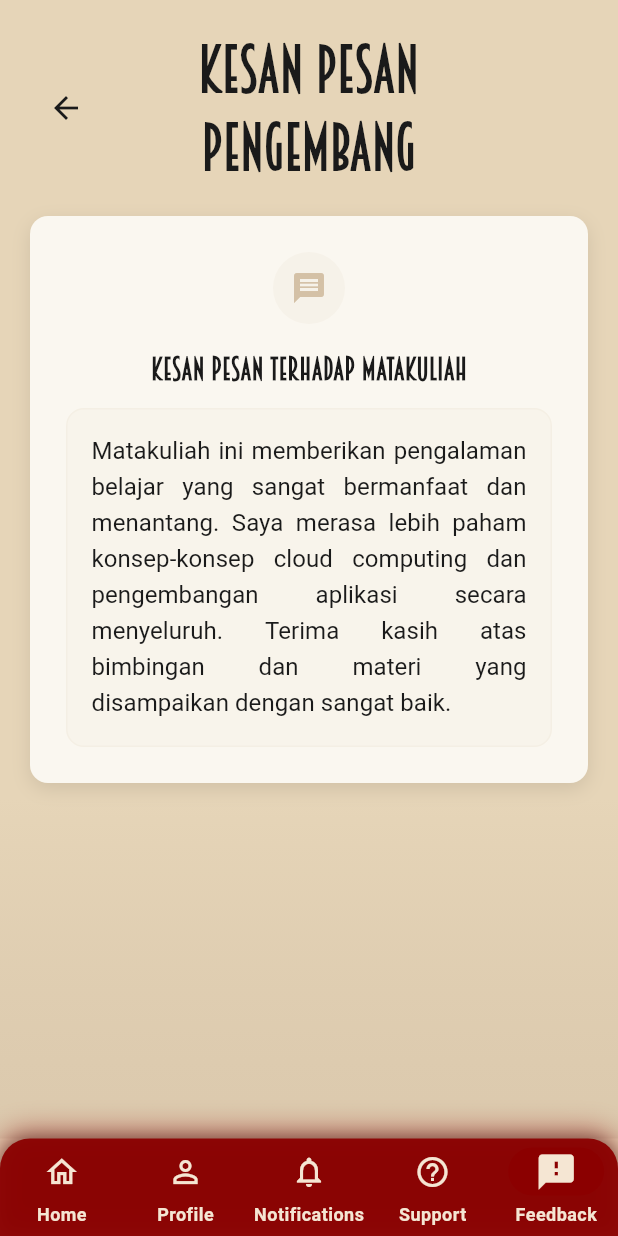
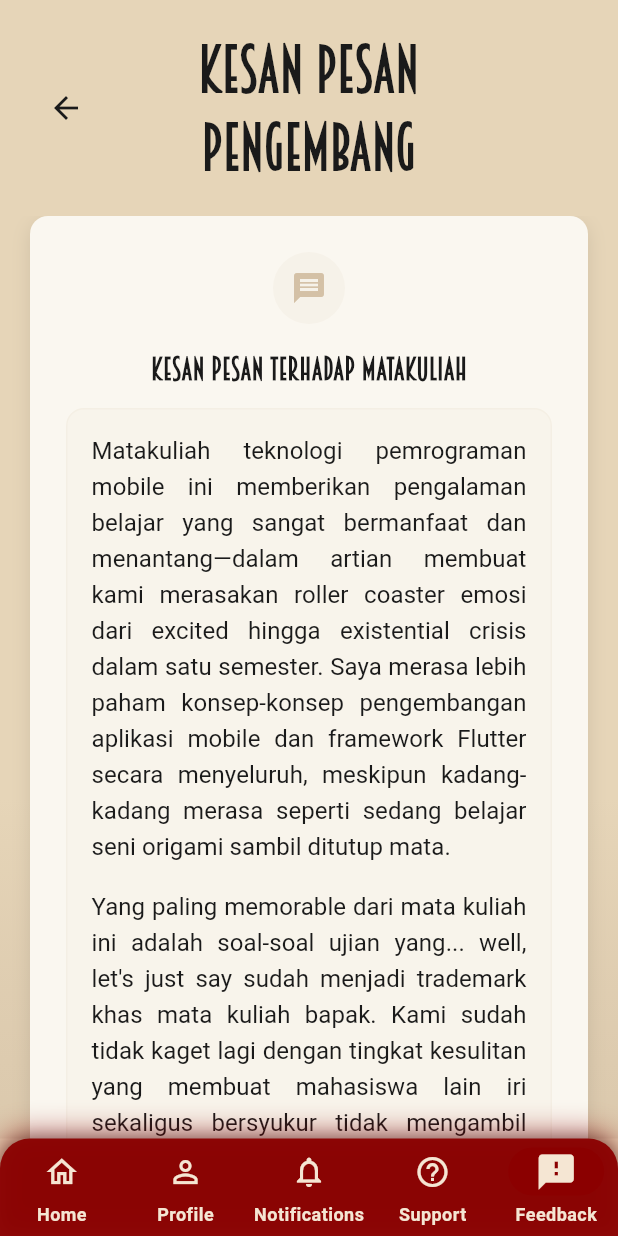
Before and after one commit to RifqiAbbiyu6822/proyekakhirtpm, a Flutter app: the FeedbackScreen screen opened by its route, on a phone screen of 412 x 824 dp. Run offline on Flutter 3.47's test engine with Material 3 defaults, Android fonts, the phone set to English and light mode, and no system bars; our stand-ins replace device_info_plus, flutter_local_notifications, geolocator, image_picker, logger, permission_handler and 4 more; accounts and stored records are empty.

Commit message:
bang udah bang

```diff
--- a/lib/screens/feedback_screen.dart
+++ b/lib/screens/feedback_screen.dart
@@ -136,16 +136,49 @@ class _FeedbackScreenState extends State<FeedbackScreen> with SingleTickerProvid
                                         color: DynamicAppTheme.primaryColor.withAlpha(25),
                                       ),
                                     ),
-                                    child: Text(
-                                      'Matakuliah ini memberikan pengalaman belajar yang sangat bermanfaat dan menantang. '
-                                      'Saya merasa lebih paham konsep-konsep cloud computing dan pengembangan aplikasi secara menyeluruh. '
-                                      'Terima kasih atas bimbingan dan materi yang disampaikan dengan sangat baik.',
+                                    child: Column(
+                                      crossAxisAlignment: CrossAxisAlignment.start,
+                                      children: [
+                                        Text(
+                                          'Matakuliah teknologi pemrograman mobile ini memberikan pengalaman belajar yang sangat bermanfaat dan menantang—dalam artian membuat kami merasakan roller coaster emosi dari excited hingga existential crisis dalam satu semester. Saya merasa lebih paham konsep-konsep pengembangan aplikasi mobile dan framework Flutter secara menyeluruh, meskipun kadang-kadang merasa seperti sedang belajar seni origami sambil ditutup mata.',
                                           style: Theme.of(context).textTheme.bodyMedium?.copyWith(
                                             color: DynamicAppTheme.textPrimary,
                                             fontSize: 16,
                                             height: 1.5,
                                           ),
                                           textAlign: TextAlign.justify,
+                                        ),
+                                        const SizedBox(height: 16),
+                                        Text(
+                                          'Yang paling memorable dari mata kuliah ini adalah soal-soal ujian yang... well, let\'s just say sudah menjadi trademark khas mata kuliah bapak. Kami sudah tidak kaget lagi dengan tingkat kesulitan yang membuat mahasiswa lain iri sekaligus bersyukur tidak mengambil kelas ini. Justru kalau suatu hari Pak Bagus ingin benar-benar mengagetkan kami, mungkin bisa dicoba memberikan soal yang mudah dengan jumlah yang sedikit—pasti akan membuat kami semua shock dan bertanya-tanya "apa yang salah dengan dunia ini?"',
+                                          style: Theme.of(context).textTheme.bodyMedium?.copyWith(
+                                            color: DynamicAppTheme.textPrimary,
+                                            fontSize: 16,
+                                            height: 1.5,
+                                          ),
+                                          textAlign: TextAlign.justify,
+                                        ),
+                                        const SizedBox(height: 16),
+                                        Text(
+                                          'Hands-on experience dalam membangun aplikasi mobile dari nol hingga deployment memang sangat valuable, walau prosesnya sering diwarnai dengan debug session yang panjang dan error messages yang terkadang lebih cryptic daripada ancient hieroglyphs.',
+                                          style: Theme.of(context).textTheme.bodyMedium?.copyWith(
+                                            color: DynamicAppTheme.textPrimary,
+                                            fontSize: 16,
+                                            height: 1.5,
+                                          ),
+                                          textAlign: TextAlign.justify,
+                                        ),
+                                        const SizedBox(height: 16),
+                                        Text(
+                                          'Terima kasih atas bimbingan dan dedikasi luar biasa dalam mengajarkan mata kuliah ini dengan semangat yang membara dan juga atas konsistensi memberikan soal-soal yang bikin kami bertanya-tanya apakah ini masih kuliah S1 atau sudah masuk program PhD. Semoga skill Flutter yang didapat bisa bermanfaat di dunia kerja, dan jadi cerita heroik untuk cucu nanti: "Dulu kakek pernah survive mata kuliah Flutter dengan soal neraka, makanya kalian harus semangat sekolah!"',
+                                          style: Theme.of(context).textTheme.bodyMedium?.copyWith(
+                                            color: DynamicAppTheme.textPrimary,
+                                            fontSize: 16,
+                                            height: 1.5,
+                                          ),
+                                          textAlign: TextAlign.justify,
+                                        ),
+                                      ],
                                     ),
                                   ),
                                 ],
```
Also changed, not shown: lib/models/question.dart (line endings or trailing spaces). Lines whose indentation alone changed are shown as unchanged.
